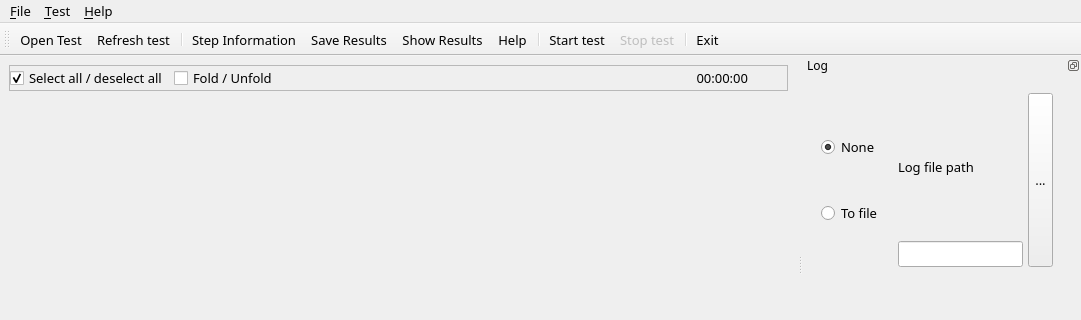
Qt form src/testium/main_win/testium_core_win.ui (testium-HIL/testium) before a commit; both pictures show x 0 to 1081 and y 0 to 320 of the 1081 by 730 pixel window.
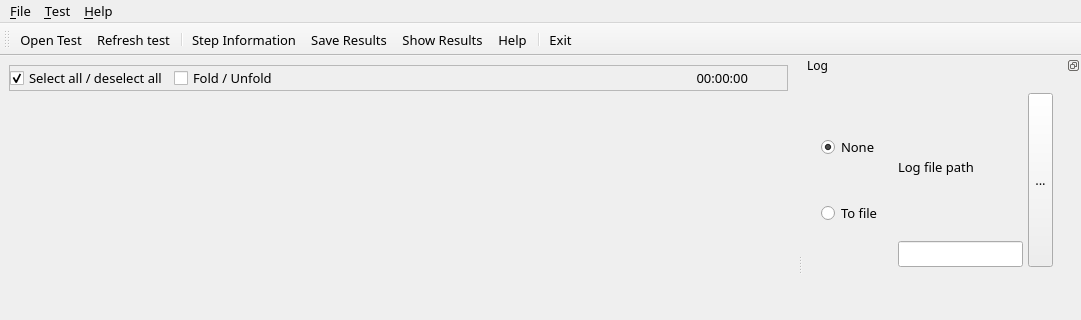
The same form after that commit. Icons and pictures are not drawn.

Commit message: gui: start/pause and stop move to the run bar; F5/Shift+F5; highlight fix

Patch:
```diff
--- a/src/testium/main_win/testium_core_win.ui
+++ b/src/testium/main_win/testium_core_win.ui
@@ -255,9 +255,6 @@
    <addaction name="actionShow_Results"/>
    <addaction name="actionHelp"/>
    <addaction name="separator"/>
-   <addaction name="actionStart_test"/>
-   <addaction name="actionStop_test"/>
-   <addaction name="separator"/>
    <addaction name="actionExit"/>
   </widget>
   <widget class="QMenuBar" name="menuBar">
```
Left out of the diff: 12 changed lines with no effect on the pictures. The commit also changes 4 other files.
